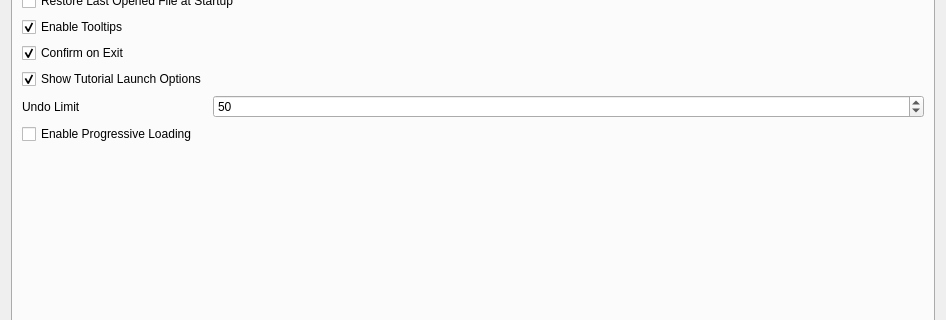
This is ui/SettingsDialog.ui in 01Hub/ModelViewer as Qt 5 draws it before an edit; both pictures show x 0 to 946 and y 111 to 431 of the 946 by 664 pixel window. The edited form follows.
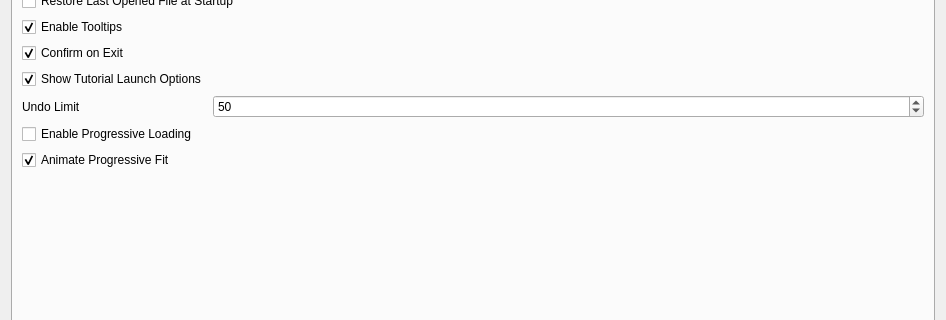
This is the edited form.

Commit message: Fix progressive-load fit not converging; add Animate Progressive Fit setting

```diff
--- a/ui/SettingsDialog.ui
+++ b/ui/SettingsDialog.ui
@@ -269,6 +269,16 @@
            </property>
           </widget>
          </item>
+         <item row="9" column="0" colspan="2">
+          <widget class="QCheckBox" name="checkAnimateProgressiveFit">
+           <property name="text">
+            <string>Animate Progressive Fit</string>
+           </property>
+           <property name="checked">
+            <bool>true</bool>
+           </property>
+          </widget>
+         </item>
         </layout>
        </item>
        <item row="1" column="0">
```
Left out of the diff: 1 changed line with no effect on the pictures. The commit also changes 7 other files.
